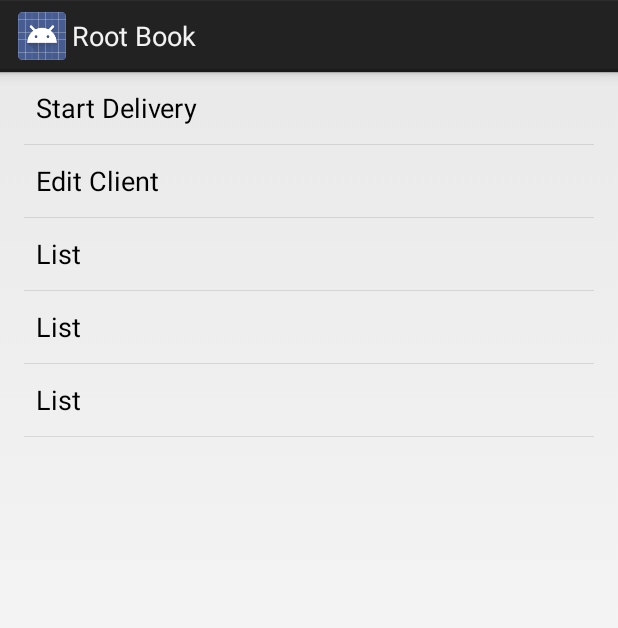
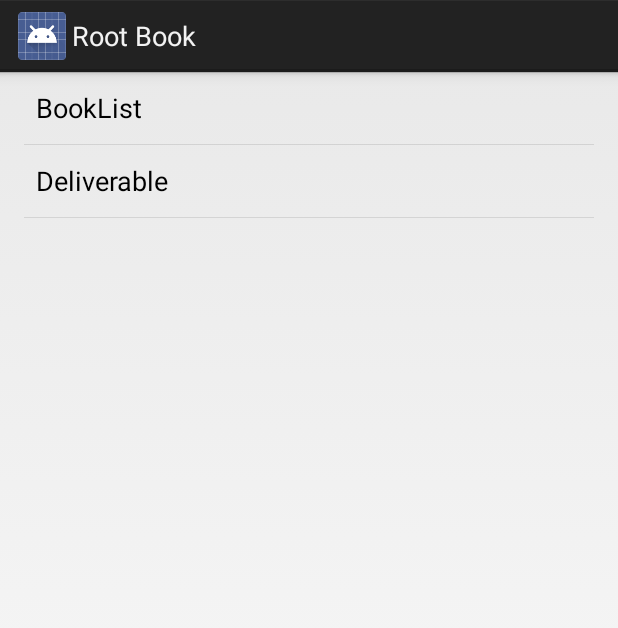
Before and after one commit to taka16a23/DeliveryBook, an Android app: the screen it shows after launch (MainActivity), on a phone screen of 412 x 824 dp. Shown: the top 628 px of the screen. Run offline under Robolectric (Android 15) with nearby library versions, the light colour scheme and no system bars.

Commit message:
Remove links on main activity.

```diff
--- a/app/src/main/java/info/no_ip/taka16/deliverybook/MainActivity.java
+++ b/app/src/main/java/info/no_ip/taka16/deliverybook/MainActivity.java
@@ -26,8 +26,12 @@ public class MainActivity extends ListActivity {
         // TODO: temporary implemented
 
         public Sample(int titleResId, Class activityClass) {
+            this(getResources().getString(titleResId), activityClass);
+        }
+
+        public Sample(String title, Class activityClass){
             this.activityOrFragment = activityClass;
-            this.title = getResources().getString(titleResId);
+            this.title = title;
         }
 
         @Override
@@ -52,11 +56,8 @@ public class MainActivity extends ListActivity {
 
         // Instantiate the list of samples.
         mSamples = new Sample[]{
-                new Sample(R.string.title_start_delivery, DeliveringActivity.class),
-                new Sample(R.string.title_edit_client, FrameFormActivity.class),
-                new Sample(R.string.title_list, FrameListActivity.class),
-                new Sample(R.string.title_list, BookListActivity.class),
-                new Sample(R.string.title_list, DeliverableListActivity.class),
+                new Sample("BookList", BookListActivity.class),
+                new Sample("Deliverable", DeliverableListActivity.class),
         };
 
         setListAdapter(new ArrayAdapter<Sample>(this,
```
